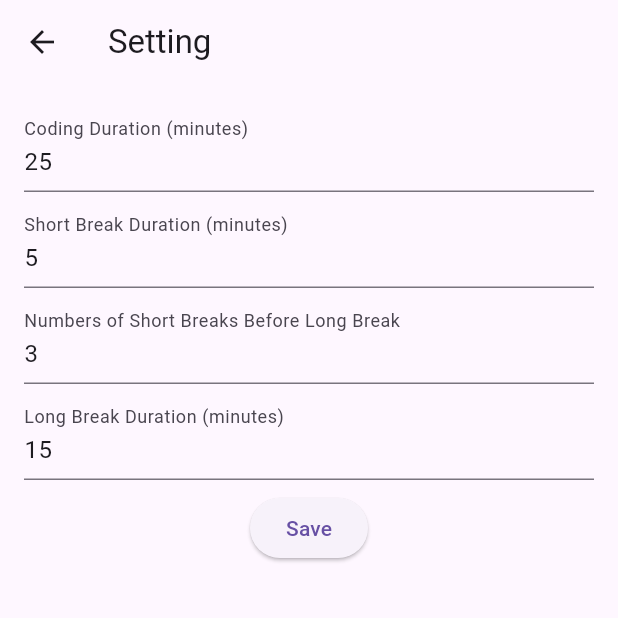
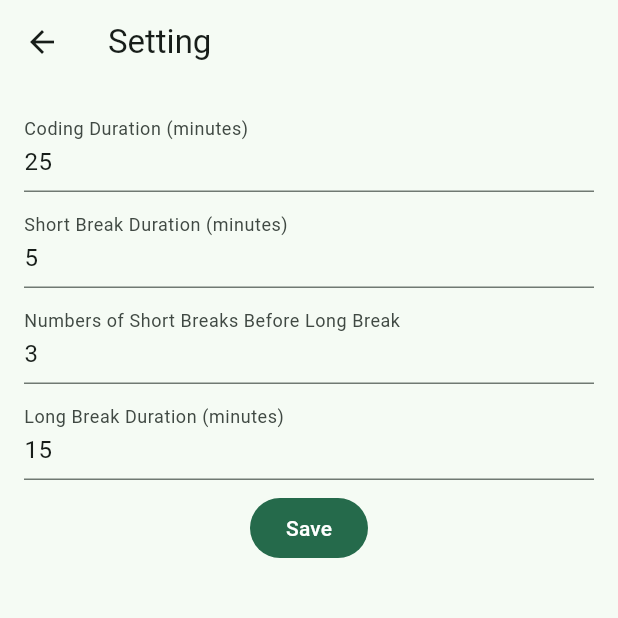
Before and after one commit to Ninja260/my_pace, a Flutter app: the screen it shows after launch, after a tap on the "settings" icon, on a phone screen of 412 x 824 dp, the top half of it. Run offline on Flutter 3.47's test engine with Material 3 defaults, Android fonts, the phone set to English and light mode, and no system bars; our stand-ins replace audioplayers, flutter_local_notifications, permission_handler, shared_preferences; missing offline and left inert: android_alarm_manager_plus, flutter_background_service.

Commit message:
improve ui

```diff
--- a/lib/common/enums/status.dart
+++ b/lib/common/enums/status.dart
@@ -12,11 +12,11 @@ enum Status {
       case Status.needStart:
         return "Let's start coding!";
       case Status.coding:
-        return 'Coding...';
+        return 'Coding';
       case Status.shortBreak:
-        return 'Taking a break...';
+        return 'Taking a break';
       case Status.longBreak:
-        return 'Taking a long break...';
+        return 'Taking a long break';
     }
   }
 
--- a/lib/common/status_tracker.dart
+++ b/lib/common/status_tracker.dart
@@ -86,7 +86,7 @@ class StatusTrackerUsesTimer extends ChangeNotifier
     required DateTime time,
     required void Function() function,
   }) {
-    _timer = Timer.periodic(const Duration(seconds: 5), (timer) {
+    _timer = Timer.periodic(const Duration(milliseconds: 500), (timer) {
       if (!DateTime.now().isBefore(time)) {
         timer.cancel();
         function();
--- a/lib/my_app.dart
+++ b/lib/my_app.dart
@@ -2,6 +2,7 @@ import 'package:flutter/material.dart';
 import 'package:my_pace/screens/home_screen.dart';
 import 'package:my_pace/screens/log_screen.dart';
 import 'package:my_pace/screens/setting_screen.dart';
+import 'package:my_pace/theme.dart';
 
 class MainApp extends StatelessWidget {
   const MainApp({super.key});
@@ -9,6 +10,8 @@ class MainApp extends StatelessWidget {
   @override
   Widget build(BuildContext context) {
     return MaterialApp(
+      theme: MaterialTheme(Theme.of(context).textTheme).light(),
+      // theme: MaterialTheme.lightScheme(),
       debugShowCheckedModeBanner: false,
       initialRoute: '/',
       routes: {
--- a/lib/screens/home_screen.dart
+++ b/lib/screens/home_screen.dart
@@ -1,3 +1,5 @@
+import 'dart:async' show Timer;
+
 import 'package:flutter/material.dart';
 import 'package:flutter_background_service/flutter_background_service.dart';
 import 'package:my_pace/common/enums/status.dart';
@@ -23,9 +25,15 @@ class _HomeScreenState extends State<HomeScreen> {
 
   @override
   Widget build(BuildContext context) {
+    final colorScheme = Theme.of(context).colorScheme;
+    final textTheme = Theme.of(context).textTheme;
+
     return Scaffold(
+      backgroundColor: colorScheme.primary,
       appBar: AppBar(
-        title: const Text('My Pace'),
+        backgroundColor: colorScheme.primary,
+        foregroundColor: colorScheme.onPrimary,
+        // title: const Text('My Pace'),
         actions: [
           StreamBuilder<Map<String, dynamic>?>(
             stream: FlutterBackgroundService().on('update'),
@@ -38,16 +46,18 @@ class _HomeScreenState extends State<HomeScreen> {
                 isRunning = statusTracker.status != Status.needStart;
               }
 
-              return IconButton(
+              return Row(
+                mainAxisSize: MainAxisSize.min,
+                children: [
+                  IconButton(
                     onPressed: isRunning
                         ? null
                         : () {
                             Navigator.pushNamed(context, '/setting');
                           },
                     icon: const Icon(Icons.settings),
-              );
-            },
                   ),
+                  if (isRunning)
                     IconButton(
                       onPressed: () {
                         Navigator.pushNamed(context, '/log');
@@ -55,41 +65,72 @@ class _HomeScreenState extends State<HomeScreen> {
                       icon: const Icon(Icons.history),
                     ),
                 ],
+              );
+            },
           ),
-      body: Center(
+        ],
+      ),
+      body: Column(
+        children: [
+          Expanded(
+            child: Center(
               child: StreamBuilder<Map<String, dynamic>?>(
                 stream: FlutterBackgroundService().on('update'),
                 builder: (context, snapshot) {
                   String text = Status.needStart.longText;
                   Status status = Status.needStart;
+                  DateTime? startTime;
+                  bool isRunning = false;
 
                   if (snapshot.hasData) {
                     final data = snapshot.data!;
                     final statusTracker = StatusTracker.fromJson(data['data']);
                     text = statusTracker.status.longText;
                     status = statusTracker.status;
+                    startTime = statusTracker.startTime;
+                    isRunning = statusTracker.status != Status.needStart;
                   }
 
-            String buttonText = "";
+                  late IconData buttonIcon;
 
                   if (status == Status.needStart) {
-              buttonText = 'START';
+                    buttonIcon = Icons.play_arrow;
                   } else {
-              buttonText = 'STOP';
+                    buttonIcon = Icons.pause;
                   }
 
                   return Column(
                     mainAxisSize: MainAxisSize.min,
                     children: [
+                      if (isRunning) ...[
+                        PassedTimeWidget(
+                          startTime: startTime,
+                        ),
+                        SizedBox(
+                          height: textTheme.bodyLarge?.fontSize,
+                        ),
                         Text(
                           text,
-                  style: TextStyle(
-                    fontSize: 25,
-                    fontWeight: FontWeight.bold,
+                          style: textTheme.bodyLarge?.copyWith(
+                            color: colorScheme.onPrimary,
                           ),
                         ),
-                SizedBox(height: 20),
-                ElevatedButton(
+                        SizedBox(
+                          height: textTheme.titleLarge?.fontSize,
+                        ),
+                      ],
+                      if (!isRunning) ...[
+                        Text(
+                          text,
+                          style: textTheme.titleLarge?.copyWith(
+                            color: colorScheme.onPrimary,
+                          ),
+                        ),
+                        SizedBox(
+                          height: textTheme.titleLarge?.fontSize,
+                        ),
+                      ],
+                      FloatingActionButton(
                         onPressed: () async {
                           final service = FlutterBackgroundService();
                           var isRunning = await service.isRunning();
@@ -97,8 +138,11 @@ class _HomeScreenState extends State<HomeScreen> {
                               ? service.invoke("stopService")
                               : service.startService();
                         },
-                  child: Text(
-                    buttonText,
+                        backgroundColor: colorScheme.tertiaryContainer,
+                        shape: const CircleBorder(),
+                        child: Icon(
+                          buttonIcon,
+                          color: colorScheme.onTertiaryContainer,
                         ),
                       ),
                     ],
@@ -106,6 +150,95 @@ class _HomeScreenState extends State<HomeScreen> {
                 },
               ),
             ),
+          ),
+          SizedBox(
+            height: kToolbarHeight,
+          ),
+        ],
+      ),
     );
   }
 }
+
+class PassedTimeWidget extends StatefulWidget {
+  const PassedTimeWidget({
+    super.key,
+    required this.startTime,
+  });
+
+  final DateTime? startTime;
+
+  @override
+  State<PassedTimeWidget> createState() => _PassedTimeWidgetState();
+}
+
+class _PassedTimeWidgetState extends State<PassedTimeWidget> {
+  Duration _passedTime = Duration.zero;
+  Timer? _timer;
+
+  @override
+  void initState() {
+    super.initState();
+    _startTimer();
+  }
+
+  @override
+  void didUpdateWidget(covariant PassedTimeWidget oldWidget) {
+    super.didUpdateWidget(oldWidget);
+    if (widget.startTime != oldWidget.startTime) {
+      _stopTimer();
+      _startTimer();
+    }
+  }
+
+  void _startTimer() {
+    if (widget.startTime == null) {
+      setState(() {
+        _passedTime = Duration.zero;
+      });
+      return;
+    }
+
+    _timer = Timer.periodic(const Duration(seconds: 1), (timer) {
+      if (!mounted) {
+        _stopTimer();
+        return;
+      }
+      setState(() {
+        _passedTime = DateTime.now().difference(widget.startTime!);
+      });
+    });
+  }
+
+  void _stopTimer() {
+    _timer?.cancel();
+    _timer = null;
+  }
+
+  String _formatDuration(Duration duration) {
+    String twoDigits(int n) => n.toString().padLeft(2, '0');
+    final hours = twoDigits(duration.inHours);
+    final minutes = twoDigits(duration.inMinutes.remainder(60));
+    final seconds = twoDigits(duration.inSeconds.remainder(60));
+    return '$hours:$minutes:$seconds';
+  }
+
+  @override
+  Widget build(BuildContext context) {
+    final textTheme = Theme.of(context).textTheme;
+    final colorScheme = Theme.of(context).colorScheme;
+
+    return Text(
+      _formatDuration(_passedTime),
+      style: textTheme.titleLarge?.copyWith(
+        color: colorScheme.onPrimary,
+      ),
+    );
+  }
+
+  @override
+  void dispose() {
+    _stopTimer();
+    super.dispose();
+  }
+}
--- a/lib/screens/setting_screen.dart
+++ b/lib/screens/setting_screen.dart
@@ -133,7 +133,7 @@ class _SettingScreenState extends State<SettingScreen> {
                   },
                 ),
                 inputSpacer,
-                ElevatedButton(
+                FilledButton(
                   onPressed: () async {
                     if (_formKey.currentState!.validate()) {
                       await _saveSetting();
```
Also changed, not shown: lib/theme.dart (added, +386 -0 lines), pubspec.lock, 3 other files. Lines whose indentation alone changed are shown as unchanged.
